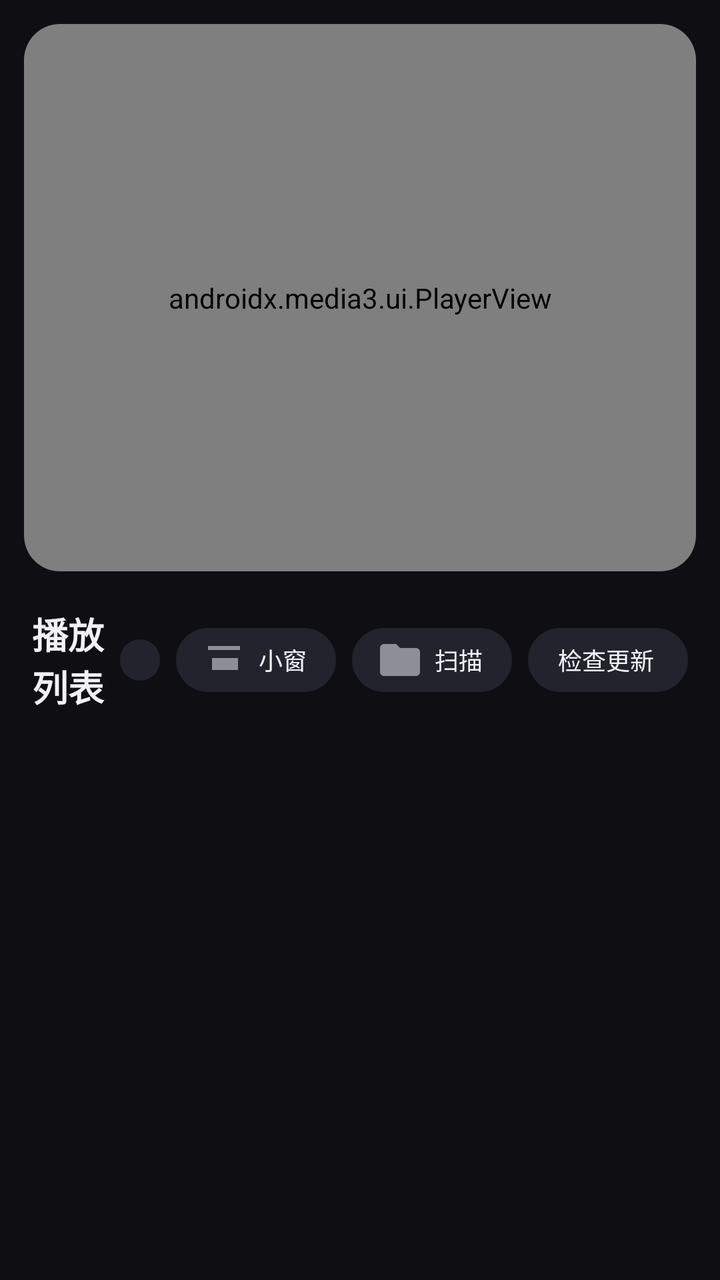
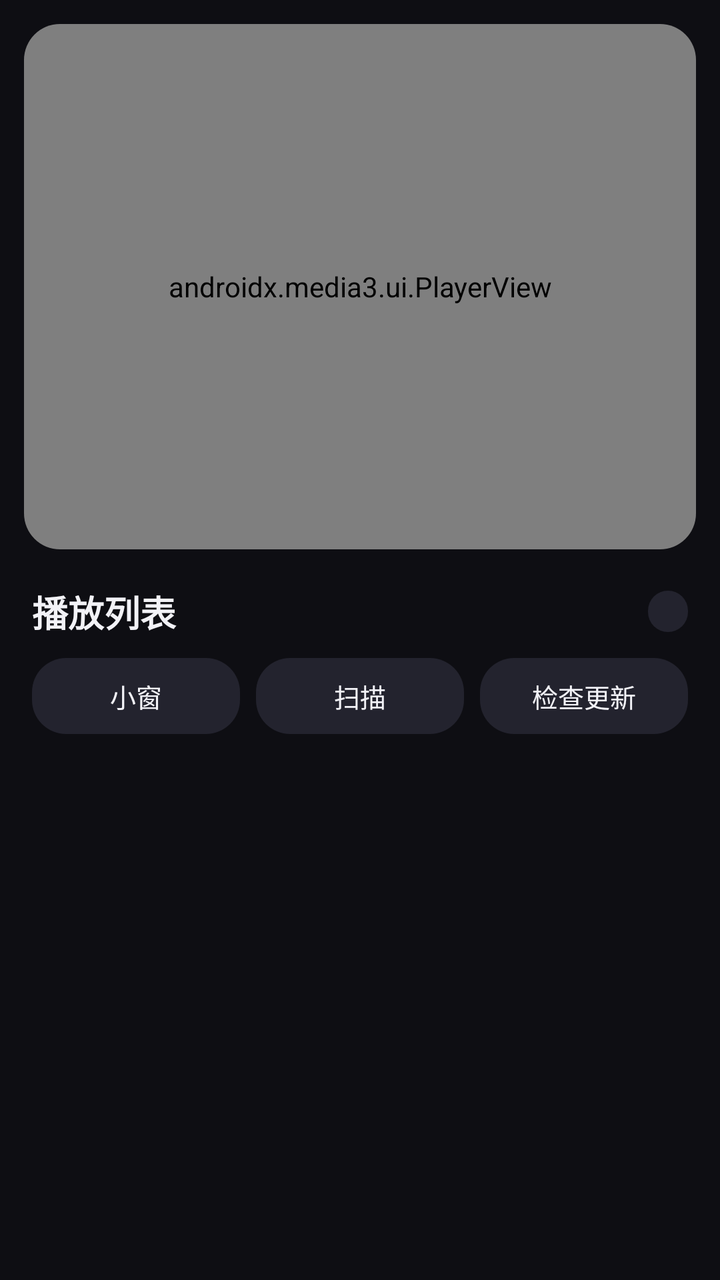

Compare the two renders of this Android layout. The source of the first and the diff that turns it into the second are given below.
<!-- AndroidManifest.xml: application theme Theme.Player -->
<!-- res/layout/activity_main.xml -->
<?xml version="1.0" encoding="utf-8"?>
<LinearLayout xmlns:android="http://schemas.android.com/apk/res/android"
    xmlns:app="http://schemas.android.com/apk/res-auto"
    android:id="@+id/root_layout"
    android:layout_width="match_parent"
    android:layout_height="match_parent"
    android:orientation="vertical">

    
    <com.google.android.material.card.MaterialCardView
        android:id="@+id/player_card"
        android:layout_width="match_parent"
        android:layout_height="0dp"
        android:layout_weight="1"
        android:layout_marginStart="12dp"
        android:layout_marginEnd="12dp"
        android:layout_marginTop="12dp"
        android:layout_marginBottom="4dp"
        app:cardBackgroundColor="@color/bg_dark"
        app:cardCornerRadius="18dp"
        app:cardElevation="0dp"
        app:strokeWidth="0dp">

        
        <androidx.media3.ui.PlayerView
            android:id="@+id/player_view"
            android:layout_width="match_parent"
            android:layout_height="match_parent"
            app:use_controller="true"
            app:show_timeout="3000"
            app:resize_mode="fit"
            app:surface_type="texture_view"
            app:show_buffering="when_playing"
            app:controller_layout_id="@layout/custom_player_control_view"
            app:play_icon="@drawable/player_control_play"
            app:pause_icon="@drawable/player_control_pause"
            app:previous_icon="@drawable/player_control_previous"
            app:next_icon="@drawable/player_control_next"
            app:rewind_icon="@drawable/player_control_rewind"
            app:fastforward_icon="@drawable/player_control_fastforward"
            app:repeat_off_icon="@drawable/player_control_repeat_off"
            app:repeat_one_icon="@drawable/player_control_repeat_one"
            app:repeat_all_icon="@drawable/player_control_repeat_all"
            app:shuffle_off_icon="@drawable/player_control_shuffle_off"
            app:shuffle_on_icon="@drawable/player_control_shuffle_on"
            app:fullscreen_enter_icon="@drawable/player_control_fullscreen_enter"
            app:fullscreen_exit_icon="@drawable/player_control_fullscreen_exit" />

        
        <TextView
            android:id="@+id/gesture_overlay"
            android:layout_width="wrap_content"
            android:layout_height="wrap_content"
            android:layout_gravity="center"
            android:paddingHorizontal="20dp"
            android:paddingVertical="10dp"
            android:background="@drawable/bg_gesture_overlay"
            android:gravity="center"
            android:textColor="@color/text_primary"
            android:textSize="15sp"
            android:lineSpacingExtra="3dp"
            android:visibility="gone" />
    </com.google.android.material.card.MaterialCardView>

    
    <LinearLayout
        android:id="@+id/toolbar_layout"
        android:layout_width="match_parent"
        android:layout_height="wrap_content"
        android:orientation="horizontal"
        android:gravity="center_vertical"
        android:paddingHorizontal="16dp"
        android:paddingTop="14dp"
        android:paddingBottom="10dp">

        <TextView
            android:id="@+id/tv_playlist_info"
            android:layout_width="0dp"
            android:layout_height="wrap_content"
            android:layout_weight="1"
            android:text="@string/playlist_title"
            android:textSize="18sp"
            android:textStyle="bold"
            android:fontFamily="sans-serif-medium"
            android:textColor="@color/text_primary" />

        <TextView
            android:id="@+id/tv_count"
            android:layout_width="wrap_content"
            android:layout_height="wrap_content"
            android:paddingHorizontal="10dp"
            android:paddingVertical="3dp"
            android:background="@drawable/bg_pill_button"
            android:textColor="@color/text_secondary"
            android:textSize="11sp" />

        <Button
            android:id="@+id/btn_pip"
            android:layout_width="80dp"
            android:layout_height="32dp"
            android:minWidth="0dp"
            android:minHeight="0dp"
            android:layout_marginStart="8dp"
            android:paddingStart="12dp"
            android:paddingEnd="14dp"
            android:insetTop="0dp"
            android:insetBottom="0dp"
            android:stateListAnimator="@null"
            android:background="@drawable/bg_pill_button"
            android:drawableStart="@drawable/ic_pip"
            android:drawablePadding="5dp"
            android:drawableTint="@color/text_secondary"
            android:text="@string/pip"
            android:textAllCaps="false"
            android:textColor="@color/text_primary"
            android:textSize="12sp" />

        <Button
            android:id="@+id/btn_scan"
            android:layout_width="80dp"
            android:layout_height="32dp"
            android:minWidth="0dp"
            android:minHeight="0dp"
            android:layout_marginStart="8dp"
            android:paddingStart="12dp"
            android:paddingEnd="14dp"
            android:insetTop="0dp"
            android:insetBottom="0dp"
            android:stateListAnimator="@null"
            android:background="@drawable/bg_pill_button"
            android:drawableStart="@drawable/ic_scan"
            android:drawablePadding="5dp"
            android:drawableTint="@color/text_secondary"
            android:text="@string/scan_local"
            android:textAllCaps="false"
            android:textColor="@color/text_primary"
            android:textSize="12sp" />

        <Button
            android:id="@+id/btn_more"
            android:layout_width="80dp"
            android:layout_height="32dp"
            android:minWidth="0dp"
            android:minHeight="0dp"
            android:layout_marginStart="8dp"
            android:paddingStart="12dp"
            android:paddingEnd="14dp"
            android:insetTop="0dp"
            android:insetBottom="0dp"
            android:stateListAnimator="@null"
            android:background="@drawable/bg_pill_button"
            android:text="@string/check_update"
            android:textAllCaps="false"
            android:textColor="@color/text_primary"
            android:textSize="12sp" />
    </LinearLayout>

    
    <FrameLayout
        android:id="@+id/playlist_container"
        android:layout_width="match_parent"
        android:layout_height="0dp"
        android:layout_weight="1">

        <androidx.recyclerview.widget.RecyclerView
            android:id="@+id/recycler_playlist"
            android:layout_width="match_parent"
            android:layout_height="match_parent"
            android:paddingHorizontal="12dp"
            android:paddingTop="4dp"
            android:paddingBottom="20dp"
            android:clipToPadding="false"
            android:overScrollMode="never" />

        <TextView
            android:id="@+id/tv_empty"
            android:layout_width="wrap_content"
            android:layout_height="wrap_content"
            android:layout_gravity="center"
            android:gravity="center"
            android:lineSpacingExtra="6dp"
            android:text="@string/list_empty_hint"
            android:textColor="@color/text_secondary"
            android:textSize="14sp"
            android:visibility="gone" />
    </FrameLayout>

</LinearLayout>
<!-- res/layout/custom_player_control_view.xml (included above) -->
<?xml version="1.0" encoding="utf-8"?>
<merge xmlns:android="http://schemas.android.com/apk/res/android">

  <View android:id="@id/exo_controls_background"
      android:layout_width="0dp"
      android:layout_height="0dp"
      android:background="@color/player_control_overlay"/>

  
  <ImageButton android:id="@+id/btn_fullscreen_back"
      style="@style/PlayerControls.Button.Back"
      android:layout_gravity="top|start"
      android:contentDescription="@string/player_control_back"
      android:visibility="gone"/>

  <FrameLayout android:id="@id/exo_bottom_bar"
      android:layout_width="match_parent"
      android:layout_height="@dimen/player_control_bottom_bar_height"
      android:layout_marginTop="@dimen/player_control_bottom_bar_top_margin"
      android:layout_gravity="bottom"
      android:background="@color/player_control_bar">

    <LinearLayout android:id="@id/exo_time"
        android:layout_width="wrap_content"
        android:layout_height="wrap_content"
        android:paddingStart="@dimen/player_control_time_padding"
        android:paddingEnd="@dimen/player_control_time_padding"
        android:layout_gravity="center_vertical|start">

      
      <TextView android:id="@id/exo_position"
          style="@style/PlayerControls.TimeText.Position"/>

      <TextView
          style="@style/PlayerControls.TimeText.Separator"/>

      <TextView android:id="@id/exo_duration"
          style="@style/PlayerControls.TimeText.Duration"/>

    </LinearLayout>

    <LinearLayout android:id="@id/exo_basic_controls"
        android:layout_width="wrap_content"
        android:layout_height="wrap_content"
        android:layout_gravity="center_vertical|end">

      
      <TextView android:id="@+id/btn_audio"
          style="@style/PlayerControls.TextButton"
          android:text="@string/track_audio"/>

      <TextView android:id="@+id/btn_subtitle"
          style="@style/PlayerControls.TextButton"
          android:text="@string/track_subtitle"/>

      
      <ImageButton android:id="@id/exo_shuffle"
          style="@style/PlayerControls.Button.Shuffle"
          android:contentDescription="@string/player_control_shuffle"/>

      <ImageButton android:id="@id/exo_repeat_toggle"
          style="@style/PlayerControls.Button.Repeat"
          android:contentDescription="@string/player_control_repeat"/>

      <TextView android:id="@+id/btn_speed"
          style="@style/PlayerControls.TextButton"
          android:text="@string/speed_default_label"
          android:textStyle="bold"/>

      <ImageButton android:id="@id/exo_fullscreen"
          style="@style/PlayerControls.Button.Fullscreen"
          android:contentDescription="@string/player_control_fullscreen"/>

      <ImageButton android:id="@id/exo_overflow_show"
          style="@style/PlayerControls.Button.OverflowShow"
          android:contentDescription="@string/player_control_more"/>

    </LinearLayout>

    <HorizontalScrollView android:id="@id/exo_extra_controls_scroll_view"
        android:layout_width="wrap_content"
        android:layout_height="wrap_content"
        android:layout_gravity="center_vertical|end"
        android:visibility="invisible">

      <LinearLayout android:id="@id/exo_extra_controls"
          android:layout_width="wrap_content"
          android:layout_height="wrap_content">

        <ImageButton android:id="@id/exo_overflow_hide"
            style="@style/PlayerControls.Button.OverflowHide"
            android:contentDescription="@string/player_control_less"/>

      </LinearLayout>

    </HorizontalScrollView>

  </FrameLayout>

  <View android:id="@id/exo_progress_placeholder"
      android:layout_width="match_parent"
      android:layout_height="@dimen/player_control_progress_layout_height"
      android:layout_gravity="bottom"
      android:layout_marginBottom="@dimen/player_control_progress_margin_bottom"/>

  <LinearLayout android:id="@id/exo_minimal_controls"
      android:layout_width="wrap_content"
      android:layout_height="wrap_content"
      android:layout_gravity="bottom|end"
      android:layout_marginBottom="@dimen/player_control_minimal_margin_bottom"
      android:orientation="horizontal"
      android:gravity="center_vertical">

    <ImageButton android:id="@id/exo_minimal_fullscreen"
        style="@style/PlayerControls.Button.Fullscreen"
        android:contentDescription="@string/player_control_fullscreen"/>

  </LinearLayout>

  
  <LinearLayout
      android:id="@id/exo_center_controls"
      android:layout_width="wrap_content"
      android:layout_height="wrap_content"
      android:layout_gravity="center"
      android:background="@android:color/transparent"
      android:gravity="center"
      android:padding="@dimen/player_control_center_padding"
      android:clipToPadding="false">

    <ImageButton android:id="@id/exo_prev"
        style="@style/PlayerControls.Button.Previous"
        android:contentDescription="@string/player_control_previous"/>

    <Button android:id="@id/exo_rew_with_amount"
        android:singleLine="false"
        style="@style/PlayerControls.Button.Seek"/>

    <ImageButton android:id="@id/exo_play_pause"
        style="@style/PlayerControls.Button.PlayPause"
        android:contentDescription="@string/player_control_play_pause"/>

    <Button android:id="@id/exo_ffwd_with_amount"
        android:singleLine="false"
        style="@style/PlayerControls.Button.FastForward"/>

    <ImageButton android:id="@id/exo_next"
        style="@style/PlayerControls.Button.Next"
        android:contentDescription="@string/player_control_next"/>

  </LinearLayout>

</merge>
<!-- resources referenced by this layout -->
<resources>
  <color name="bg_dark">#FF0E0E13</color>
  <color name="player_control_bar">#CC000000</color>
  <color name="player_control_overlay">#99000000</color>
  <color name="text_primary">#FFF2F2F7</color>
  <color name="text_secondary">#FF8E8E99</color>
  <dimen name="player_control_bottom_bar_height">60dp</dimen>
  <dimen name="player_control_bottom_bar_top_margin">10dp</dimen>
  <dimen name="player_control_center_padding">24dp</dimen>
  <dimen name="player_control_minimal_margin_bottom">4dp</dimen>
  <dimen name="player_control_progress_layout_height">48dp</dimen>
  <dimen name="player_control_progress_margin_bottom">52dp</dimen>
  <dimen name="player_control_time_padding">10dp</dimen>
  <!-- drawable ic_pip (drawable) -->
  <?xml version="1.0" encoding="utf-8"?>
  <vector xmlns:android="http://schemas.android.com/apk/res/android"
      android:width="24dp"
      android:height="24dp"
      android:viewportWidth="24"
      android:viewportHeight="24"
      android:tint="@color/text_secondary">
      <path
          android:fillColor="@android:color/white"
          android:pathData="M19,11h-8v6h8v-6zM4,5h16v2H4V5zM6,11h5v6H6V11z" />
  </vector>
  <!-- drawable ic_scan (drawable) -->
  <?xml version="1.0" encoding="utf-8"?>
  <vector xmlns:android="http://schemas.android.com/apk/res/android"
      android:width="24dp"
      android:height="24dp"
      android:viewportWidth="24"
      android:viewportHeight="24"
      android:tint="@color/text_secondary">
      <path
          android:fillColor="@android:color/white"
          android:pathData="M20,6h-8l-2,-2H4c-1.1,0 -1.99,0.9 -1.99,2L2,18c0,1.1 0.9,2 2,2h16c1.1,0 2,-0.9 2,-2V8c0,-1.1 -0.9,-2 -2,-2z" />
  </vector>
  <string name="check_update">检查更新</string>
  <string name="list_empty_hint">播放列表还是空的\n点击上方「扫描」导入本地视频和音频</string>
  <string name="pip">小窗</string>
  <string name="player_control_back">退出全屏返回</string>
  <string name="player_control_fullscreen">全屏</string>
  <string name="player_control_less">收起控制</string>
  <string name="player_control_more">更多控制</string>
  <string name="player_control_next">下一项</string>
  <string name="player_control_play_pause">播放或暂停</string>
  <string name="player_control_previous">上一项</string>
  <string name="player_control_repeat">循环模式</string>
  <string name="player_control_shuffle">随机播放</string>
  <string name="playlist_title">播放列表</string>
  <string name="scan_local">扫描</string>
  <string name="speed_default_label">1x</string>
  <string name="track_audio">音轨</string>
  <string name="track_subtitle">字幕</string>
  <style name="PlayerControls.Button.Back" parent="PlayerControls.Button.Bottom">
          <item name="android:src">@drawable/ic_back</item>
      </style>
  <style name="PlayerControls.Button.Next" parent="PlayerControls.Button.Center">
          <item name="android:src">@drawable/player_control_next</item>
      </style>
  <style name="PlayerControls.Button.PlayPause" parent="PlayerControls.Button.Center">
          <item name="android:src">@drawable/player_control_play</item>
      </style>
  <color name="surface_2">#FF23232E</color>
  <string name="player_control_fast_forward">快进</string>
  <dimen name="player_control_icon_size">52dp</dimen>
  <dimen name="player_control_seek_padding_bottom">4dp</dimen>
  <dimen name="player_control_seek_text_size">9sp</dimen>
  <color name="player_control_text">#FFFFFFFF</color>
  <string name="player_control_seek">快退</string>
  <color name="player_control_muted_text">#B3FFFFFF</color>
  <color name="accent">#FFA78BFA</color>
  <color name="accent_deep">#FF7C5CFF</color>
  <color name="surface_1">#FF17171F</color>
  <dimen name="player_control_small_icon_size">48dp</dimen>
  <dimen name="player_control_small_icon_padding">12dp</dimen>
  <dimen name="player_control_icon_padding">10dp</dimen>
  <dimen name="player_control_time_text_size">14sp</dimen>
  <dimen name="player_control_icon_margin">2dp</dimen>
  <!-- unchanged entries left out for length: 35 -->
</resources>

<!-- the commit's change to res/layout/activity_main.xml (unified diff, before → after) -->
@@ -67,92 +67,65 @@
         android:id="@+id/toolbar_layout"
         android:layout_width="match_parent"
         android:layout_height="wrap_content"
-        android:orientation="horizontal"
-        android:gravity="center_vertical"
-        android:paddingHorizontal="16dp"
+        android:orientation="vertical"
         android:paddingTop="14dp"
         android:paddingBottom="10dp">
 
-        <TextView
-            android:id="@+id/tv_playlist_info"
-            android:layout_width="0dp"
+        
+        <LinearLayout
+            android:layout_width="match_parent"
             android:layout_height="wrap_content"
-            android:layout_weight="1"
-            android:text="@string/playlist_title"
-            android:textSize="18sp"
-            android:textStyle="bold"
-            android:fontFamily="sans-serif-medium"
-            android:textColor="@color/text_primary" />
-
-        <TextView
-            android:id="@+id/tv_count"
-            android:layout_width="wrap_content"
+            android:orientation="horizontal"
+            android:gravity="center_vertical"
+            android:paddingHorizontal="16dp">
+
+            <TextView
+                android:id="@+id/tv_playlist_info"
+                android:layout_width="0dp"
+                android:layout_height="wrap_content"
+                android:layout_weight="1"
+                android:text="@string/playlist_title"
+                android:textSize="18sp"
+                android:textStyle="bold"
+                android:fontFamily="sans-serif-medium"
+                android:textColor="@color/text_primary" />
+
+            <TextView
+                android:id="@+id/tv_count"
+                android:layout_width="wrap_content"
+                android:layout_height="wrap_content"
+                android:paddingHorizontal="10dp"
+                android:paddingVertical="3dp"
+                android:background="@drawable/bg_pill_button"
+                android:textColor="@color/text_secondary"
+                android:textSize="11sp" />
+        </LinearLayout>
+
+        
+        <LinearLayout
+            android:layout_width="match_parent"
             android:layout_height="wrap_content"
-            android:paddingHorizontal="10dp"
-            android:paddingVertical="3dp"
-            android:background="@drawable/bg_pill_button"
-            android:textColor="@color/text_secondary"
-            android:textSize="11sp" />
-
-        <Button
-            android:id="@+id/btn_pip"
-            android:layout_width="80dp"
-            android:layout_height="32dp"
-            android:minWidth="0dp"
-            android:minHeight="0dp"
-            android:layout_marginStart="8dp"
-            android:paddingStart="12dp"
-            android:paddingEnd="14dp"
-            android:insetTop="0dp"
-            android:insetBottom="0dp"
-            android:stateListAnimator="@null"
-            android:background="@drawable/bg_pill_button"
-            android:drawableStart="@drawable/ic_pip"
-            android:drawablePadding="5dp"
-            android:drawableTint="@color/text_secondary"
-            android:text="@string/pip"
-            android:textAllCaps="false"
-            android:textColor="@color/text_primary"
-            android:textSize="12sp" />
-
-        <Button
-            android:id="@+id/btn_scan"
-            android:layout_width="80dp"
-            android:layout_height="32dp"
-            android:minWidth="0dp"
-            android:minHeight="0dp"
-            android:layout_marginStart="8dp"
-            android:paddingStart="12dp"
-            android:paddingEnd="14dp"
-            android:insetTop="0dp"
-            android:insetBottom="0dp"
-            android:stateListAnimator="@null"
-            android:background="@drawable/bg_pill_button"
-            android:drawableStart="@drawable/ic_scan"
-            android:drawablePadding="5dp"
-            android:drawableTint="@color/text_secondary"
-            android:text="@string/scan_local"
-            android:textAllCaps="false"
-            android:textColor="@color/text_primary"
-            android:textSize="12sp" />
-
-        <Button
-            android:id="@+id/btn_more"
-            android:layout_width="80dp"
-            android:layout_height="32dp"
-            android:minWidth="0dp"
-            android:minHeight="0dp"
-            android:layout_marginStart="8dp"
-            android:paddingStart="12dp"
-            android:paddingEnd="14dp"
-            android:insetTop="0dp"
-            android:insetBottom="0dp"
-            android:stateListAnimator="@null"
-            android:background="@drawable/bg_pill_button"
-            android:text="@string/check_update"
-            android:textAllCaps="false"
-            android:textColor="@color/text_primary"
-            android:textSize="12sp" />
+            android:orientation="horizontal"
+            android:paddingHorizontal="16dp"
+            android:paddingTop="10dp">
+
+            <Button
+                android:id="@+id/btn_pip"
+                style="@style/ToolbarActionButton"
+                android:text="@string/pip" />
+
+            <Button
+                android:id="@+id/btn_scan"
+                style="@style/ToolbarActionButton"
+                android:layout_marginStart="8dp"
+                android:text="@string/scan_local" />
+
+            <Button
+                android:id="@+id/btn_more"
+                style="@style/ToolbarActionButton"
+                android:layout_marginStart="8dp"
+                android:text="@string/check_update" />
+        </LinearLayout>
     </LinearLayout>
 
     
<!-- resource entries referenced after the edit -->
@@ -12,30 +12,6 @@
   <dimen name="player_control_progress_layout_height">48dp</dimen>
   <dimen name="player_control_progress_margin_bottom">52dp</dimen>
   <dimen name="player_control_time_padding">10dp</dimen>
-  <!-- drawable ic_pip (drawable) -->
-  <?xml version="1.0" encoding="utf-8"?>
-  <vector xmlns:android="http://schemas.android.com/apk/res/android"
-      android:width="24dp"
-      android:height="24dp"
-      android:viewportWidth="24"
-      android:viewportHeight="24"
-      android:tint="@color/text_secondary">
-      <path
-          android:fillColor="@android:color/white"
-          android:pathData="M19,11h-8v6h8v-6zM4,5h16v2H4V5zM6,11h5v6H6V11z" />
-  </vector>
-  <!-- drawable ic_scan (drawable) -->
-  <?xml version="1.0" encoding="utf-8"?>
-  <vector xmlns:android="http://schemas.android.com/apk/res/android"
-      android:width="24dp"
-      android:height="24dp"
-      android:viewportWidth="24"
-      android:viewportHeight="24"
-      android:tint="@color/text_secondary">
-      <path
-          android:fillColor="@android:color/white"
-          android:pathData="M20,6h-8l-2,-2H4c-1.1,0 -1.99,0.9 -1.99,2L2,18c0,1.1 0.9,2 2,2h16c1.1,0 2,-0.9 2,-2V8c0,-1.1 -0.9,-2 -2,-2z" />
-  </vector>
   <string name="check_update">检查更新</string>
   <string name="list_empty_hint">播放列表还是空的\n点击上方「扫描」导入本地视频和音频</string>
   <string name="pip">小窗</string>
@@ -62,6 +38,25 @@
   <style name="PlayerControls.Button.PlayPause" parent="PlayerControls.Button.Center">
           <item name="android:src">@drawable/player_control_play</item>
       </style>
+  <style name="ToolbarActionButton">
+          <item name="android:layout_width">0dp</item>
+          <item name="android:layout_weight">1</item>
+          <item name="android:layout_height">38dp</item>
+          <item name="android:minWidth">0dp</item>
+          <item name="android:minHeight">0dp</item>
+          <item name="android:paddingStart">4dp</item>
+          <item name="android:paddingEnd">4dp</item>
+          <item name="android:insetTop">0dp</item>
+          <item name="android:insetBottom">0dp</item>
+          <item name="android:stateListAnimator">@null</item>
+          <item name="android:background">@drawable/bg_pill_button</item>
+          <item name="android:gravity">center</item>
+          <item name="android:singleLine">true</item>
+          <item name="android:ellipsize">end</item>
+          <item name="android:textAllCaps">false</item>
+          <item name="android:textColor">@color/text_primary</item>
+          <item name="android:textSize">13sp</item>
+      </style>
   <color name="surface_2">#FF23232E</color>
   <string name="player_control_fast_forward">快进</string>
   <dimen name="player_control_icon_size">52dp</dimen>
